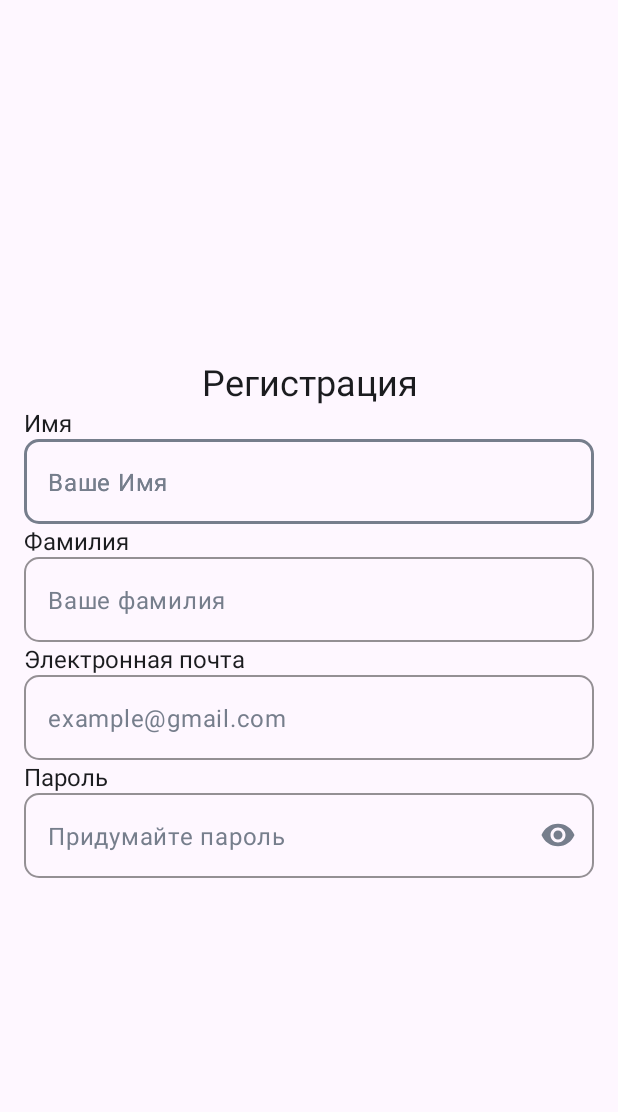
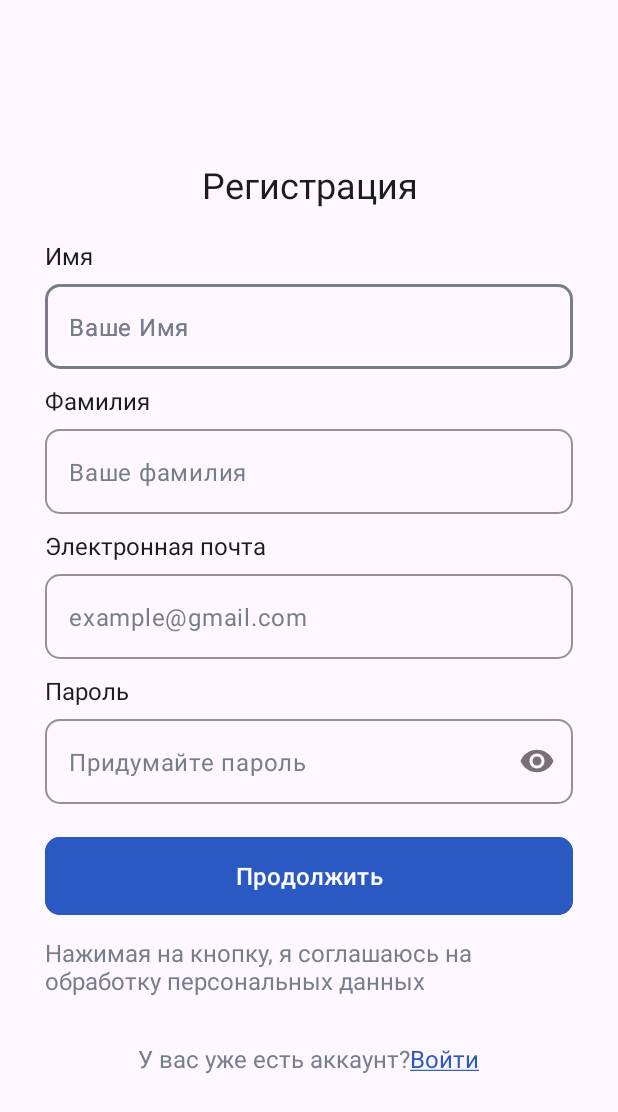
Before and after one commit to Zhumalievmurat1992/PlatformForSchoolchildren, an Android app: the screen it shows after launch (MainActivity), on a phone screen of 412 x 824 dp. Shown: the top 1112 px of the screen. Run offline under Robolectric (Android 15) with nearby library versions, the phone set to English and light mode, and no system bars; our stand-ins replace Firebase (no records; nobody signed in at launch, a user with empty details on screens opened directly).

Commit message:
initial commit

```diff
--- a/app/src/main/java/com/example/platformforschoolchildren/RegistrationFragment.kt
+++ b/app/src/main/java/com/example/platformforschoolchildren/RegistrationFragment.kt
@@ -1,42 +1,35 @@
 package com.example.platformforschoolchildren
 
-import android.app.Activity
 import android.os.Bundle
-import android.text.TextUtils
-import android.util.Log
+import android.text.Editable
+import android.text.TextWatcher
+import android.util.Patterns
 import android.view.LayoutInflater
 import android.view.View
 import android.view.ViewGroup
-import android.widget.Toast
-import androidx.activity.result.contract.ActivityResultContracts
+import androidx.core.widget.addTextChangedListener
 import androidx.fragment.app.Fragment
 import androidx.navigation.fragment.findNavController
 import com.example.platformforschoolchildren.databinding.FragmentRegistrationBinding
-import com.google.android.gms.auth.api.signin.GoogleSignIn
-import com.google.android.gms.auth.api.signin.GoogleSignInAccount
 import com.google.android.gms.auth.api.signin.GoogleSignInClient
-import com.google.android.gms.auth.api.signin.GoogleSignInOptions
-import com.google.android.gms.tasks.Task
 import com.google.firebase.auth.FirebaseAuth
-import com.google.firebase.auth.GoogleAuthProvider
-import com.google.firebase.auth.ktx.auth
-import com.google.firebase.ktx.Firebase
-import kotlin.math.log
+import com.example.platformforschoolchildren.utils.InputHelper
 
 class RegistrationFragment : Fragment() {
 
     private lateinit var binding: FragmentRegistrationBinding
+
     private lateinit var mAuth: FirebaseAuth
     private lateinit var googleSignInClient: GoogleSignInClient
 
-    override fun onStart() {
-        super.onStart()
-
-        val currentUser = mAuth.currentUser
-        if (currentUser != null) {
-            findNavController().navigate(R.id.go_to_authFragment)
-        }
-    }
+//    override fun onStart() {
+//        super.onStart()
+//
+//        val currentUser = mAuth.currentUser
+//        if (currentUser != null) {
+//            findNavController().navigate(R.id.go_to_authFragment)
+//        }
+//    }
 
     override fun onCreateView(
         inflater: LayoutInflater, container: ViewGroup?,
@@ -48,9 +41,52 @@ class RegistrationFragment : Fragment() {
 
     override fun onViewCreated(view: View, savedInstanceState: Bundle?) {
         super.onViewCreated(view, savedInstanceState)
+        emailFocusListener()
+
+        binding.accountEnter.setOnClickListener {
+            findNavController().navigate(R.id.authFragment)
+        }
+        binding.btnNext.setOnClickListener {
+            findNavController().navigate(R.id.regForSchoolchildrenFragment)
+        }
+        binding.name.addTextChangedListener(watcher)
+        binding.lastName.addTextChangedListener(watcher)
+        binding.password.addTextChangedListener(watcher)
+    }
+
+    private val watcher = object : TextWatcher {
+
+        override fun beforeTextChanged(p0: CharSequence?, p1: Int, p2: Int, p3: Int) {}
+
+        override fun onTextChanged(p0: CharSequence?, p1: Int, p2: Int, p3: Int) {
+            val userName = binding.name.text.toString().trim()
+            val lastName = binding.lastName.text.toString().trim()
+            val password = binding.password.text.toString().trim()
+            binding.btnNext.isEnabled = userName.isNotEmpty() && lastName.isNotEmpty() && password.isNotEmpty()
+        }
+
+        override fun afterTextChanged(p0: Editable?) {}
+
+    }
+    private fun emailFocusListener() {
+        binding.emailEdTxt.setOnFocusChangeListener { _, focused ->
+            if (!focused) {
+                binding.emailContainer.helperText = validEmail()
+            }
+        }
+
+    }
+
+    private fun validEmail(): String? {
+
+        val emailText = binding.emailEdTxt.text.toString()
+        if (!Patterns.EMAIL_ADDRESS.matcher(emailText).matches()) {
+            return "не удалось найти аккаунт"
+        }
+        return null
+    }
 
 
-        init()
 //        binding.register.setOnClickListener {
 //
 //            val email = binding.email.text.toString()
@@ -87,77 +123,74 @@ class RegistrationFragment : Fragment() {
 //            .requestEmail()
 //            .build()
 //        googleSignInClient = GoogleSignIn.getClient(requireActivity(), gso)
-    }
 
-    private fun init() {
-        mAuth = Firebase.auth
-    }
 
-    private fun createUser(email: String, password: String) {
+//    private fun init() {
+//        mAuth = Firebase.auth
+//    }
 
-        mAuth.createUserWithEmailAndPassword(email, password)
-            .addOnCompleteListener(requireActivity()) { task ->
-                binding.progressBar.visibility = View.GONE
-                if (task.isSuccessful) {
-                    goToUserProfile()
-                    Toast.makeText(
-                        requireContext(),
-                        "Authentication created.",
-                        Toast.LENGTH_SHORT,
-                    ).show()
-                } else {
-                    Toast.makeText(
-                        requireContext(),
-                        "Authentication failed.",
-                        Toast.LENGTH_SHORT,
-                    ).show()
-                }
-            }
-    }
+//    private fun createUser(email: String, password: String) {
+//
+//        mAuth.createUserWithEmailAndPassword(email, password)
+//            .addOnCompleteListener(requireActivity()) { task ->
+//                binding.progressBar.visibility = View.GONE
+//                if (task.isSuccessful) {
+//                    goToUserProfile()
+//                    Toast.makeText(
+//                        requireContext(),
+//                        "Authentication created.",
+//                        Toast.LENGTH_SHORT,
+//                    ).show()
+//                } else {
+//                    Toast.makeText(
+//                        requireContext(),
+//                        "Authentication failed.",
+//                        Toast.LENGTH_SHORT,
+//                    ).show()
+//                }
+//            }
+//    }
 
-    private fun goToUserProfile() {
-        findNavController().navigate(R.id.go_to_authFragment)
-    }
+//
+//    private fun signInWithGoogle() {
+//        val signInIntent = googleSignInClient.signInIntent
+//        launcher.launch(signInIntent)
+//    }
+//
+//    private val launcher = registerForActivityResult(ActivityResultContracts.StartActivityForResult())
+//    { result ->
+//        if (result.resultCode == Activity.RESULT_OK) {
+//            val task = GoogleSignIn.getSignedInAccountFromIntent(result.data)
+//            handleResults(task)
+//        }
+//    }
 
-    private fun signInWithGoogle() {
-        val signInIntent = googleSignInClient.signInIntent
-        launcher.launch(signInIntent)
-    }
+//    private fun handleResults(task: Task<GoogleSignInAccount>) {
+//        if (task.isSuccessful) {
+//            val account: GoogleSignInAccount? = task.result
+//            if (account!= null) {
+//                updateUI(account)
+//            }
+//        }
+//        else {
+//            Toast.makeText(requireContext(), "не удалось войти в систему", Toast.LENGTH_SHORT).show()
+//        }
+//    }
 
-    private val launcher = registerForActivityResult(ActivityResultContracts.StartActivityForResult())
-    { result ->
-        if (result.resultCode == Activity.RESULT_OK) {
-            val task = GoogleSignIn.getSignedInAccountFromIntent(result.data)
-            handleResults(task)
-        }
-    }
-
-    private fun handleResults(task: Task<GoogleSignInAccount>) {
-        if (task.isSuccessful) {
-            val account: GoogleSignInAccount? = task.result
-            if (account!= null) {
-                updateUI(account)
-            }
-        }
-        else {
-            Toast.makeText(requireContext(), "не удалось войти в систему", Toast.LENGTH_SHORT).show()
-        }
-    }
-
-    private fun updateUI(account: GoogleSignInAccount) {
-        binding.progressBar.visibility = View.VISIBLE
-        val credential = GoogleAuthProvider.getCredential(account.idToken,null)
-        mAuth.signInWithCredential(credential).addOnCompleteListener{
-            if (it.isSuccessful) {
-                binding.progressBar.visibility = View.GONE
-                findNavController().navigate(R.id.mainPageFragment)
-            }
-            else {
-                binding.progressBar.visibility = View.GONE
-                Toast.makeText(requireContext(), "в данный момент не удается войти в систему", Toast.LENGTH_SHORT).show()
-            }
-        }
-    }
+//    private fun updateUI(account: GoogleSignInAccount) {
+//        binding.progressBar.visibility = View.VISIBLE
+//        val credential = GoogleAuthProvider.getCredential(account.idToken,null)
+//        mAuth.signInWithCredential(credential).addOnCompleteListener{
+//            if (it.isSuccessful) {
+//                binding.progressBar.visibility = View.GONE
+//                findNavController().navigate(R.id.mainPageFragment)
+//            }
+//            else {
+//                binding.progressBar.visibility = View.GONE
+//                Toast.makeText(requireContext(), "в данный момент не удается войти в систему", Toast.LENGTH_SHORT).show()
+//            }
+//        }
+//    }
 
 
 }
--- a/app/src/main/res/layout/fragment_registration.xml
+++ b/app/src/main/res/layout/fragment_registration.xml
@@ -1,34 +1,37 @@
 <?xml version="1.0" encoding="utf-8"?>
-<LinearLayout
-    xmlns:android="http://schemas.android.com/apk/res/android"
+<LinearLayout xmlns:android="http://schemas.android.com/apk/res/android"
     xmlns:app="http://schemas.android.com/apk/res-auto"
     xmlns:tools="http://schemas.android.com/tools"
-    android:orientation="vertical"
-    android:gravity="center"
     android:layout_width="match_parent"
     android:layout_height="match_parent"
-    android:layout_marginHorizontal="16dp"
+    android:layout_marginHorizontal="30dp"
+    android:gravity="center"
+    android:orientation="vertical"
     tools:context=".RegistrationFragment">
 
     <TextView
         android:id="@+id/registration"
         android:layout_width="match_parent"
         android:layout_height="wrap_content"
+        android:layout_marginBottom="20dp"
+        android:gravity="center"
         android:text="@string/register"
-        android:gravity="center"
-        android:textSize="24sp"
-        android:textColor="@color/black"/>
+        android:textColor="@color/black"
+        android:textSize="24sp" />
 
     <TextView
         android:layout_width="match_parent"
         android:layout_height="wrap_content"
         android:text="@string/name"
         android:textColor="@color/black"
-        android:textSize="16sp"/>
+        android:textSize="16sp" />
 
     <com.google.android.material.textfield.TextInputLayout
+        android:id="@+id/name_container"
         android:layout_width="match_parent"
         android:layout_height="wrap_content"
+        android:layout_marginTop="8dp"
+        android:layout_marginBottom="10dp"
         android:hint="@string/your_name"
         app:boxCornerRadiusBottomEnd="10dp"
         app:boxCornerRadiusBottomStart="10dp"
@@ -43,12 +46,13 @@
         app:placeholderTextColor="@color/gray_1">
 
         <com.google.android.material.textfield.TextInputEditText
+            android:id="@+id/name"
             android:layout_width="match_parent"
             android:layout_height="wrap_content"
+            android:hint="@string/your_name"
             android:inputType="text|textPersonName"
-            android:hint="@string/your_name"
-            android:textColorHint="@color/gray_1"
-            android:singleLine="true"/>
+            android:singleLine="true"
+            android:textColorHint="@color/gray_1" />
     </com.google.android.material.textfield.TextInputLayout>
 
     <TextView
@@ -56,42 +60,14 @@
         android:layout_height="wrap_content"
         android:text="@string/last_name"
         android:textColor="@color/black"
-        android:textSize="16sp"/>
+        android:textSize="16sp" />
 
     <com.google.android.material.textfield.TextInputLayout
+        android:id="@+id/lastName_container"
         android:layout_width="match_parent"
         android:layout_height="wrap_content"
-        app:boxCornerRadiusBottomEnd="10dp"
-        app:boxCornerRadiusBottomStart="10dp"
-        app:boxCornerRadiusTopEnd="10dp"
-        app:boxCornerRadiusTopStart="10dp"
-        app:endIconMode="clear_text"
-        app:boxStrokeColor="@color/gray_1"
-        app:hintAnimationEnabled="false"
-        app:hintEnabled="false"
-        app:placeholderText="@string/your_last_name"
-        app:placeholderTextColor="@color/gray_1"
-        app:endIconTint="@color/ed_txt_ic_color">
-
-        <com.google.android.material.textfield.TextInputEditText
-            android:layout_width="match_parent"
-            android:layout_height="wrap_content"
-            android:inputType="text|textPersonName"
-            android:hint="@string/your_last_name"
-            android:textColorHint="@color/gray_1"
-            android:singleLine="true"/>
-    </com.google.android.material.textfield.TextInputLayout>
-
-    <TextView
-        android:layout_width="match_parent"
-        android:layout_height="wrap_content"
-        android:text="@string/Gmail"
-        android:textColor="@color/black"
-        android:textSize="16sp"/>
-
-    <com.google.android.material.textfield.TextInputLayout
-        android:layout_width="match_parent"
-        android:layout_height="wrap_content"
+        android:layout_marginTop="8dp"
+        android:layout_marginBottom="10dp"
         app:boxCornerRadiusBottomEnd="10dp"
         app:boxCornerRadiusBottomStart="10dp"
         app:boxCornerRadiusTopEnd="10dp"
@@ -101,17 +77,53 @@
         app:endIconTint="@color/ed_txt_ic_color"
         app:hintAnimationEnabled="false"
         app:hintEnabled="false"
+        app:placeholderText="@string/your_last_name"
+        app:placeholderTextColor="@color/gray_1">
+
+        <com.google.android.material.textfield.TextInputEditText
+            android:id="@+id/last_name"
+            android:layout_width="match_parent"
+            android:layout_height="wrap_content"
+            android:hint="@string/your_last_name"
+            android:inputType="text|textPersonName"
+            android:singleLine="true"
+            android:textColorHint="@color/gray_1" />
+    </com.google.android.material.textfield.TextInputLayout>
+
+    <TextView
+        android:layout_width="match_parent"
+        android:layout_height="wrap_content"
+        android:text="@string/Gmail"
+        android:textColor="@color/black"
+        android:textSize="16sp" />
+
+    <com.google.android.material.textfield.TextInputLayout
+        android:id="@+id/email_container"
+        android:layout_width="match_parent"
+        android:layout_height="wrap_content"
+        android:layout_marginTop="8dp"
+        android:layout_marginBottom="10dp"
+        app:boxCornerRadiusBottomEnd="10dp"
+        app:boxCornerRadiusBottomStart="10dp"
+        app:boxCornerRadiusTopEnd="10dp"
+        app:boxCornerRadiusTopStart="10dp"
+        app:boxStrokeColor="@color/gray_1"
+        app:endIconMode="clear_text"
+        app:endIconTint="@color/ed_txt_ic_color"
+        app:helperTextTextColor="@color/error_color"
+        app:hintAnimationEnabled="false"
+        app:hintEnabled="false"
         app:placeholderText="@string/example_gmail_com"
         app:placeholderTextColor="@color/gray_1">
 
         <com.google.android.material.textfield.TextInputEditText
-            android:id="@+id/Gmail"
+            android:id="@+id/email_ed_txt"
             android:layout_width="match_parent"
             android:layout_height="wrap_content"
+            android:hint="@string/example_gmail_com"
             android:inputType="textWebEmailAddress"
-            android:hint="@string/example_gmail_com"
-            android:textColorHint="@color/gray_1"
-            android:singleLine="true"/>
+            android:singleLine="true"
+            android:textColorHint="@color/gray_1" />
     </com.google.android.material.textfield.TextInputLayout>
 
     <TextView
@@ -119,20 +131,22 @@
         android:layout_height="wrap_content"
         android:text="@string/create_password"
         android:textColor="@color/black"
-        android:textSize="16sp"/>
+        android:textSize="16sp" />
 
     <com.google.android.material.textfield.TextInputLayout
+        android:id="@+id/password_container"
         android:layout_width="match_parent"
         android:layout_height="wrap_content"
+        android:layout_marginTop="8dp"
+        android:layout_marginBottom="10dp"
         app:boxCornerRadiusBottomEnd="10dp"
         app:boxCornerRadiusBottomStart="10dp"
         app:boxCornerRadiusTopEnd="10dp"
         app:boxCornerRadiusTopStart="10dp"
         app:boxStrokeColor="@color/gray_1"
-        app:endIconMode="password_toggle"
-        app:endIconTint="@color/ed_txt_ic_color"
         app:hintAnimationEnabled="false"
         app:hintEnabled="false"
+        app:passwordToggleEnabled="true"
         app:placeholderText="@string/create_password2"
         app:placeholderTextColor="@color/gray_1">
 
@@ -141,10 +155,52 @@
             android:layout_width="match_parent"
             android:layout_height="wrap_content"
             android:hint="@string/create_password2"
-            android:textColorHint="@color/gray_1"
-            android:inputType="textPassword"/>
+            android:inputType="textPassword"
+            android:textColorHint="@color/gray_1" />
 
     </com.google.android.material.textfield.TextInputLayout>
+
+    <com.google.android.material.button.MaterialButton
+        android:id="@+id/btn_next"
+        android:layout_width="match_parent"
+        android:layout_height="60dp"
+        android:layout_marginTop="8dp"
+        android:layout_marginBottom="10dp"
+        android:backgroundTint="@color/dark_blue"
+        android:text="@string/next"
+        android:textSize="16sp"
+        app:cornerRadius="10dp" />
+
+    <TextView
+        android:layout_width="match_parent"
+        android:layout_height="wrap_content"
+        android:text="@string/conditions_agreement"
+        android:textColor="@color/gray_1"
+        android:textSize="16sp" />
+
+    <LinearLayout
+        android:layout_width="wrap_content"
+        android:layout_height="wrap_content"
+        android:layout_marginTop="30dp"
+        android:orientation="horizontal">
+
+        <TextView
+            android:layout_width="match_parent"
+            android:layout_height="wrap_content"
+            android:text="@string/haveAnAccount"
+            android:textColor="@color/gray_1"
+            android:textSize="16sp" />
+
+        <androidx.appcompat.widget.AppCompatTextView
+            android:id="@+id/account_enter"
+            android:layout_width="match_parent"
+            android:layout_height="match_parent"
+            android:focusable="true"
+            android:text="@string/account_enter"
+            android:textColor="@color/dark_blue"
+            android:textSize="16sp" />
+    </LinearLayout>
+
 
     <!--    <EditText-->
     <!--        android:id="@+id/email"-->
--- a/app/src/main/res/navigation/nav_graph.xml
+++ b/app/src/main/res/navigation/nav_graph.xml
@@ -36,4 +36,9 @@
             android:id="@+id/action_mainPageFragment_to_authFragment"
             app:destination="@id/authFragment" />
     </fragment>
+    <fragment
+        android:id="@+id/regForSchoolchildrenFragment"
+        android:name="com.example.platformforschoolchildren.RegForSchoolchildrenFragment"
+        android:label="fragment_reg_for_schoolcildren"
+        tools:layout="@layout/fragment_reg_for_schoolcildren" />
 </navigation>
--- a/app/src/main/res/values/colors.xml
+++ b/app/src/main/res/values/colors.xml
@@ -5,7 +5,9 @@
     <color name="gray_1">#767E8C</color>
     <color name="gray_2">#E0E5ED</color>
     <color name="error_color">#DC2323</color>
+    <color name="dark_blue">#2B59C3</color>
     <color name="ed_txt_ic_color">#767E8C</color>
+    <color name="transparent">#00F8F9FA</color>
 
 
 </resources>
--- a/app/src/main/res/values/strings.xml
+++ b/app/src/main/res/values/strings.xml
@@ -15,4 +15,10 @@
     <string name="create_password2">Придумайте пароль</string>
     <string name="toggle">Union vector</string>
     <string name="your_last_name">Ваше фамилия</string>
+    <string name="next">Продолжить</string>
+    <string name="conditions_agreement">Нажимая на кнопку, я соглашаюсь на обработку персональных данных</string>
+    <string name="have_an_account">У вас уже есть аккаунт?<a href="">Войти</a> </string>
+    <string name="haveAnAccount">У вас уже есть аккаунт?</string>
+    <string name="account_enter"><u>Войти</u></string>
+
 </resources>
--- a/app/src/main/res/values/themes.xml
+++ b/app/src/main/res/values/themes.xml
@@ -3,6 +3,9 @@
     <style name="Base.Theme.PlatformForSchoolchildren" parent="Theme.Material3.DayNight.NoActionBar">
         <!-- Customize your light theme here. -->
         <!-- <item name="colorPrimary">@color/my_light_primary</item> -->
+        <item name="android:windowLightStatusBar">true</item>
+        <item name="android:statusBarColor">@color/transparent</item>
+
     </style>
 
     <style name="Theme.PlatformForSchoolchildren" parent="Base.Theme.PlatformForSchoolchildren" />
```
Also changed, not shown: app/src/main/java/com/example/platformforschoolchildren/RegForSchoolchildrenFragment.kt (added, +19 -0 lines), app/src/main/java/com/example/platformforschoolchildren/utils/InputHelper.kt (added, +8 -0 lines), app/src/main/res/layout/fragment_reg_for_schoolcildren.xml (added, +14 -0 lines). Lines whose indentation alone changed are shown as unchanged.
